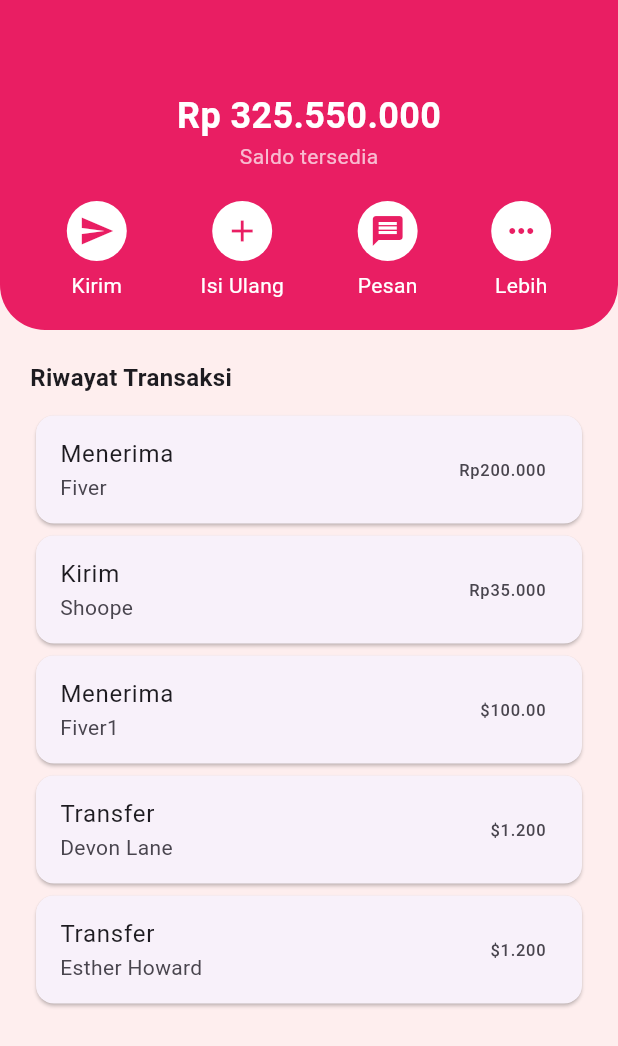
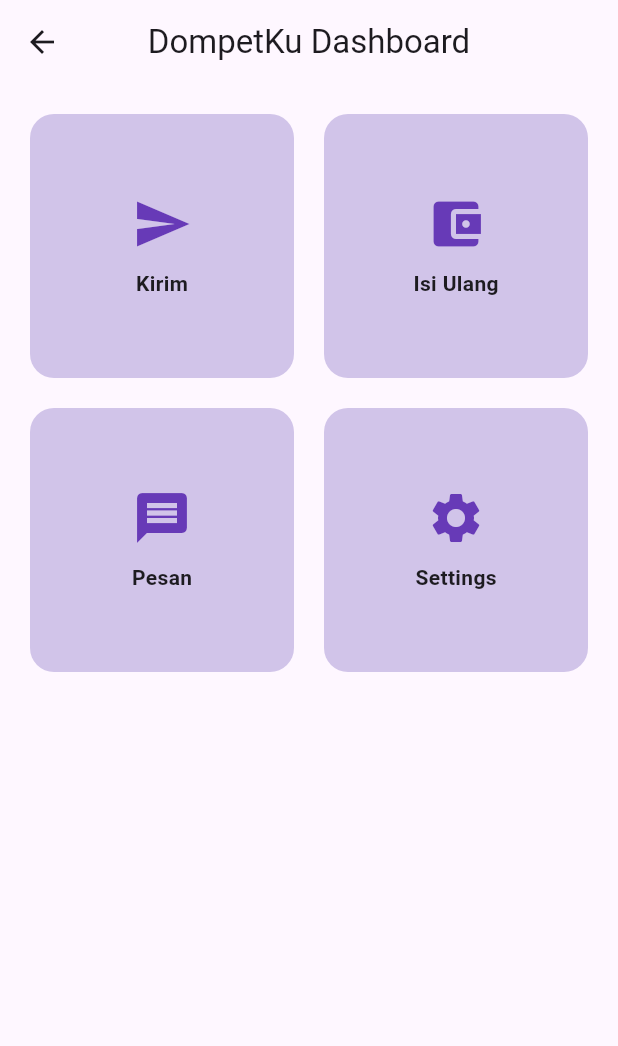
Before and after one commit to anggiaziyah/dompetku, a Flutter app: the DashboardScreen screen opened by its route, on a phone screen of 412 x 824 dp. Shown: the top 1046 px of the screen. Run offline on Flutter 3.47's test engine with Material 3 defaults, Android fonts, the light colour scheme and no system bars; our stand-ins replace supabase_flutter; accounts and stored records are empty.

Commit message:
memperbarui dashboard

```diff
--- a/lib/dashboard_screen.dart
+++ b/lib/dashboard_screen.dart
@@ -1,4 +1,8 @@
 import 'package:flutter/material.dart';
+import 'kirim_screen.dart';
+import 'topup_screen.dart';
+import 'success_screen.dart';
+import 'settings_screen.dart';
 
 class DashboardScreen extends StatelessWidget {
   const DashboardScreen({super.key});
@@ -6,123 +10,94 @@ class DashboardScreen extends StatelessWidget {
   @override
   Widget build(BuildContext context) {
     return Scaffold(
-      backgroundColor: const Color(0xFFFEEEEE),
-      body: Column(
+      appBar: AppBar(
+        title: const Text('DompetKu Dashboard'),
+        centerTitle: true,
+      ),
+      body: Padding(
+        padding: const EdgeInsets.all(20),
+        child: GridView.count(
+          crossAxisCount: 2,
+          crossAxisSpacing: 20,
+          mainAxisSpacing: 20,
           children: [
-          // Header Saldo
-          Container(
-            padding: const EdgeInsets.all(20),
-            decoration: const BoxDecoration(
-              color: Color(0xFFE91E63),
-              borderRadius: BorderRadius.only(
-                bottomLeft: Radius.circular(30),
-                bottomRight: Radius.circular(30),
+            _buildMenuItem(
+              context,
+              icon: Icons.send,
+              label: 'Kirim',
+              onTap: () {
+                Navigator.push(
+                  context,
+                  MaterialPageRoute(builder: (_) => KirimScreen()),
+                );
+              },
             ),
+            _buildMenuItem(
+              context,
+              icon: Icons.account_balance_wallet,
+              label: 'Isi Ulang',
+              onTap: () {
+                Navigator.push(
+                  context,
+                  MaterialPageRoute(builder: (_) => TopupScreen()),
+                );
+              },
             ),
-            child: Column(
-              children: [
-                const SizedBox(height: 40),
-                const Text(
-                  "Rp 325.550.000",
-                  style: TextStyle(
-                      color: Colors.white,
-                      fontSize: 24,
-                      fontWeight: FontWeight.bold),
+            _buildMenuItem(
+              context,
+              icon: Icons.message,
+              label: 'Pesan',
+              onTap: () {
+                Navigator.push(
+                  context,
+                  MaterialPageRoute(
+                    builder: (_) => const SuccessScreen(amount: '20000'),
                   ),
-                const Text(
-                  "Saldo tersedia",
-                  style: TextStyle(color: Colors.white70),
+                );
+              },
             ),
-                const SizedBox(height: 20),
-                Row(
-                  mainAxisAlignment: MainAxisAlignment.spaceAround,
-                  children: [
-                    _DashboardIcon(
-                        title: "Kirim", icon: Icons.send, onTap: () {}),
-                    _DashboardIcon(
-                        title: "Isi Ulang", icon: Icons.add, onTap: () {}),
-                    _DashboardIcon(
-                        title: "Pesan", icon: Icons.message, onTap: () {}),
-                    _DashboardIcon(
-                        title: "Lebih", icon: Icons.more_horiz, onTap: () {}),
-                  ],
+            _buildMenuItem(
+              context,
+              icon: Icons.settings,
+              label: 'Settings',
+              onTap: () {
+                Navigator.push(
+                  context,
+                  MaterialPageRoute(builder: (_) => const SettingsScreen()),
+                );
+              },
             ),
           ],
         ),
       ),
+    );
+  }
 
-          // Riwayat Transaksi
-          Expanded(
-            child: ListView(
-              padding: const EdgeInsets.all(20),
-              children: const [
-                Text("Riwayat Transaksi",
-                    style:
-                        TextStyle(fontWeight: FontWeight.bold, fontSize: 16)),
-                SizedBox(height: 10),
-                _TransactionItem(
-                    title: "Fiver", amount: "Rp200.000", type: "Menerima"),
-                _TransactionItem(
-                    title: "Shoope", amount: "Rp35.000", type: "Kirim"),
-                _TransactionItem(
-                    title: "Fiver1", amount: "\$100.00", type: "Menerima"),
-                _TransactionItem(
-                    title: "Devon Lane", amount: "\$1.200", type: "Transfer"),
-                _TransactionItem(
-                    title: "Esther Howard",
-                    amount: "\$1.200",
-                    type: "Transfer"),
-              ],
+  Widget _buildMenuItem(BuildContext context,
+      {required IconData icon,
+      required String label,
+      required VoidCallback onTap}) {
+    return GestureDetector(
+      onTap: onTap,
+      child: Container(
+        decoration: BoxDecoration(
+          color: Colors.deepPurple.shade100,
+          borderRadius: BorderRadius.circular(16),
+        ),
+        child: Column(
+          mainAxisAlignment: MainAxisAlignment.center,
+          children: [
+            Icon(icon, size: 40, color: Colors.deepPurple),
+            const SizedBox(height: 10),
+            Text(
+              label,
+              style: const TextStyle(
+                fontWeight: FontWeight.bold,
               ),
             ),
           ],
         ),
-    );
-  }
-}
-
-class _DashboardIcon extends StatelessWidget {
-  final String title;
-  final IconData icon;
-  final VoidCallback onTap;
-
-  const _DashboardIcon(
-      {required this.title, required this.icon, required this.onTap});
-
-  @override
-  Widget build(BuildContext context) {
-    return GestureDetector(
-      onTap: onTap,
-      child: Column(
-        children: [
-          CircleAvatar(
-            backgroundColor: Colors.white,
-            child: Icon(icon, color: Colors.pink),
-          ),
-          const SizedBox(height: 6),
-          Text(title, style: const TextStyle(color: Colors.white)),
-        ],
       ),
     );
   }
 }
-
-class _TransactionItem extends StatelessWidget {
-  final String title;
-  final String amount;
-  final String type;
-
-  const _TransactionItem(
-      {required this.title, required this.amount, required this.type});
-
-  @override
-  Widget build(BuildContext context) {
-    return Card(
-      child: ListTile(
-        title: Text(type),
-        subtitle: Text(title),
-        trailing: Text(amount),
-      ),
-    );
-  }
-}
```
Lines whose indentation alone changed are shown as unchanged.
